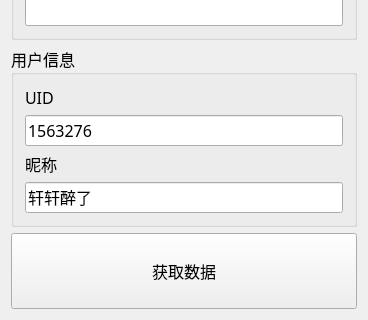
Qt form ChipDataWindow/GetChipWindow.ui (xxzl0130/CodeX) before a commit; both pictures show x 0 to 368 and y 190 to 510 of the 368 by 510 pixel window.
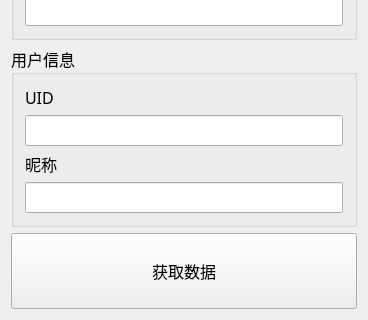
The same form after that commit.

```diff
--- a/ChipDataWindow/GetChipWindow.ui
+++ b/ChipDataWindow/GetChipWindow.ui
@@ -48,7 +48,7 @@
       <item>
        <widget class="QLineEdit" name="uidLineEdit">
         <property name="text">
-         <string>1563276</string>
+         <string/>
         </property>
        </widget>
       </item>
@@ -65,7 +65,7 @@
          <string/>
         </property>
         <property name="text">
-         <string>轩轩醉了</string>
+         <string/>
         </property>
        </widget>
       </item>
```
